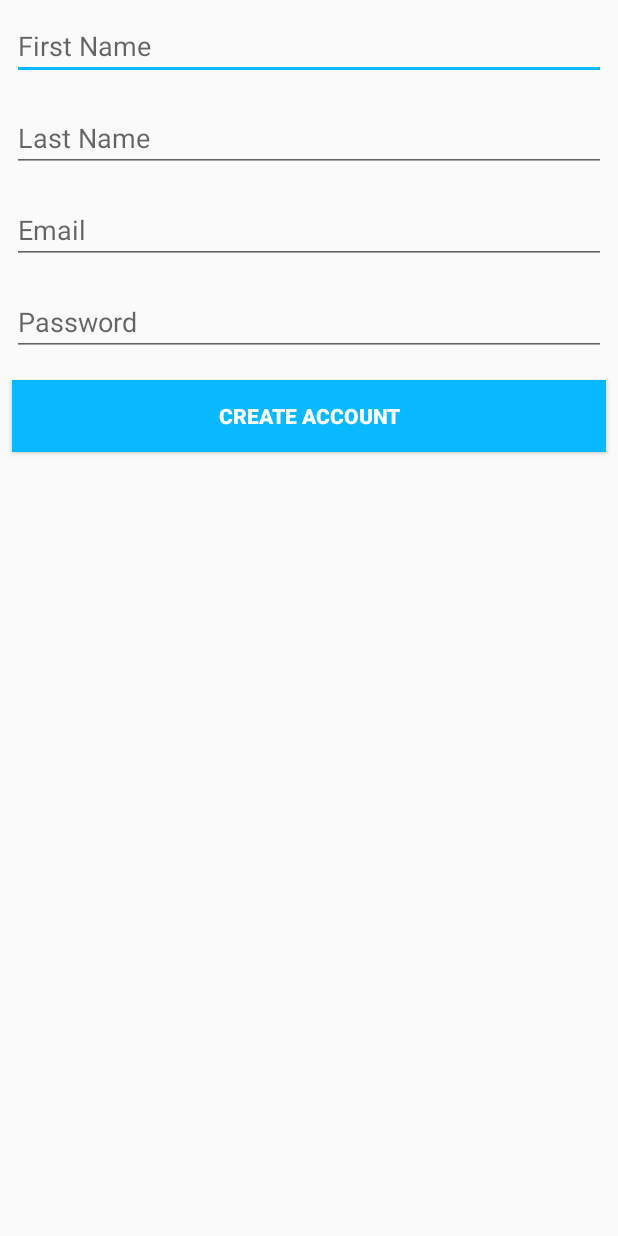
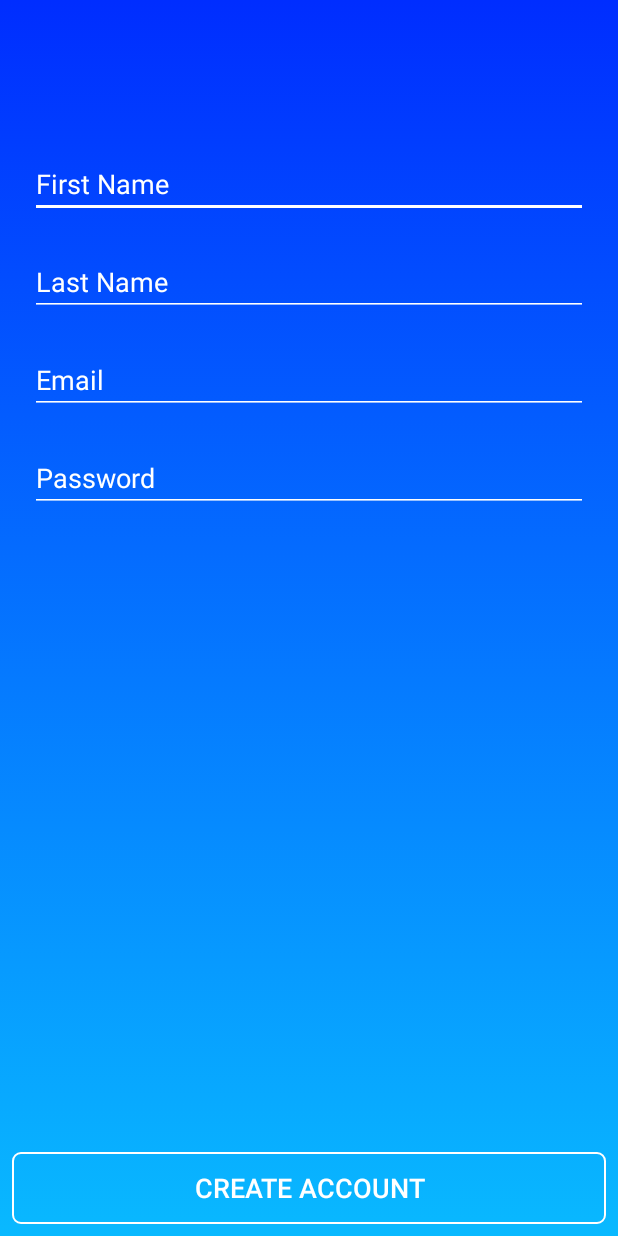
Before and after one commit to davidduda111/TimeTracking, an Android app: the CreateAccountActivity screen opened directly, with no data from a screen before it, on a phone screen of 412 x 824 dp. Run offline under Robolectric (Android 15) with nearby library versions, the phone set to English and light mode, and no system bars; our stand-ins replace Firebase (no records; nobody signed in at launch, a user with empty details on screens opened directly).

Commit message:
zase troška

```diff
--- a/app/src/main/res/layout/activity_create_account.xml
+++ b/app/src/main/res/layout/activity_create_account.xml
@@ -2,42 +2,95 @@
 <RelativeLayout
         xmlns:android="http://schemas.android.com/apk/res/android"
         android:layout_width="match_parent"
-        android:layout_height="match_parent">
+        android:layout_height="match_parent"
+        android:background="@drawable/main_header_selector"
+>
 
     <EditText
             android:id="@+id/et_first_name"
-            style="@style/viewCustom"
             android:ems="10"
             android:hint="@string/first_name"
-            android:inputType="textPersonName" />
+            android:inputType="textPersonName"
+            android:layout_width="match_parent"
+            android:layout_height="wrap_content"
+            android:textColor="@color/colorWhite"
+            android:textColorHint="@color/colorWhite"
+            android:backgroundTint="@color/colorWhite"
+            android:layout_marginTop="100dp"
+            android:layout_alignParentTop="true"
+            android:layout_alignParentEnd="true"
+            android:layout_marginEnd="20dp"
+            android:layout_alignParentStart="true"
+            android:layout_marginStart="20dp"
+    />
     <EditText
             android:id="@+id/et_last_name"
-            style="@style/viewCustom"
-            android:layout_below="@id/et_first_name"
             android:ems="10"
             android:hint="@string/last_name"
-            android:inputType="textPersonName" />
+            android:inputType="textPersonName"
+            android:layout_width="match_parent"
+            android:layout_height="wrap_content"
+            android:textColor="@color/colorWhite"
+            android:textColorHint="@color/colorWhite"
+            android:backgroundTint="@color/colorWhite"
+            android:layout_alignParentEnd="true"
+            android:layout_marginEnd="20dp"
+            android:layout_alignParentStart="true"
+            android:layout_marginStart="20dp"
+            android:layout_marginTop="20dp"
+            android:layout_below="@+id/et_first_name"
+    />
     <EditText
             android:id="@+id/et_email"
-            style="@style/viewCustom"
             android:ems="10"
             android:layout_below="@id/et_last_name"
             android:hint="@string/email"
-            android:inputType="textEmailAddress" />
+            android:inputType="textEmailAddress"
+            android:layout_width="match_parent"
+            android:layout_height="wrap_content"
+            android:textColor="@color/colorWhite"
+            android:textColorHint="@color/colorWhite"
+            android:backgroundTint="@color/colorWhite"
+            android:layout_alignParentEnd="true"
+            android:layout_marginEnd="20dp"
+            android:layout_alignParentStart="true"
+            android:layout_marginStart="20dp"
+            android:layout_marginTop="20dp"
+    />
     <EditText
             android:id="@+id/et_password"
-            style="@style/viewCustom"
             android:layout_below="@id/et_email"
             android:ems="10"
             android:hint="@string/password"
-            android:inputType="textPassword" />
+            android:inputType="textPassword"
+            android:layout_width="match_parent"
+            android:layout_height="wrap_content"
+            android:textColor="@color/colorWhite"
+            android:textColorHint="@color/colorWhite"
+            android:backgroundTint="@color/colorWhite"
+            android:layout_alignParentEnd="true"
+            android:layout_marginEnd="20dp"
+            android:layout_alignParentStart="true"
+            android:layout_marginStart="20dp"
+            android:layout_marginTop="20dp"
+    />
     <Button
             android:id="@+id/btn_register"
             style="@style/viewCustom"
-            android:layout_below="@id/et_password"
-            android:background="@color/colorAccent"
             android:text="@string/create_act"
-            android:textColor="@android:color/white"
-            android:textStyle="bold" />
+            android:layout_width="wrap_content"
+            android:layout_height="wrap_content"
+            android:layout_alignParentEnd="true"
+            android:layout_marginEnd="120dp"
+            android:layout_alignParentStart="true"
+            android:layout_marginStart="20dp"
+            android:layout_marginTop="20dp"
+            android:layout_alignParentBottom="true"
+            android:foreground="?attr/selectableItemBackgroundBorderless"
+            android:background="@drawable/transparent_btn"
+            android:textColor="@color/colorWhite"
+            android:textSize="18sp"
+            android:layout_marginBottom="25dp"
+    />
 
 </RelativeLayout>
```
